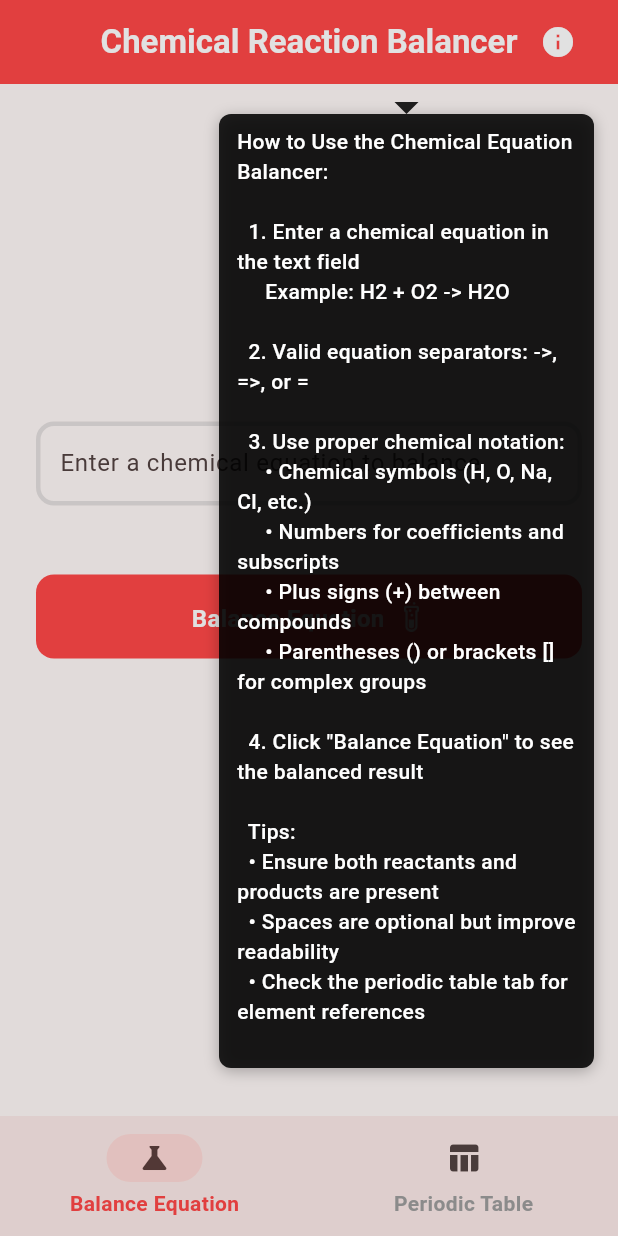
After one commit to OnwukaDaniel/chemical_reaction_balancer, a Flutter app: the screen it shows after launch, after a tap on the "info" icon, on a phone screen of 412 x 824 dp. The commit adds this screen. Run offline on Flutter 3.47's test engine with Material 3 defaults, Android fonts, the light colour scheme and no system bars; our stand-ins replace stacked.

Commit message:
add tooltip to help users understand how to use the app

```diff
--- /dev/null
+++ b/lib/domain/utils/overlay_tooltip_manager.dart
@@ -0,0 +1,289 @@
+import 'package:chemical_reaction_balancer/imports.dart';
+
+class OverlayTooltipManager {
+  static OverlayEntry? _overlayEntry;
+  static bool _isShowing = false;
+
+  static void showTooltip({
+    required BuildContext context,
+    required GlobalKey buttonKey,
+    required String message,
+    Duration? duration,
+    Color? backgroundColor,
+    Color? textColor,
+    double? fontSize,
+    EdgeInsets? padding,
+    BorderRadius? borderRadius,
+    bool showArrow = true,
+    bool autoDismiss = true,
+    TooltipPosition position = TooltipPosition.top,
+  }) {
+    // Hide existing tooltip if showing
+    hideTooltip();
+
+    final RenderBox? renderBox =
+        buttonKey.currentContext?.findRenderObject() as RenderBox?;
+    if (renderBox == null) return;
+
+    final buttonSize = renderBox.size;
+    final buttonPosition = renderBox.localToGlobal(Offset.zero);
+
+    _overlayEntry = OverlayEntry(
+      builder:
+          (context) => OverlayTooltip(
+            buttonPosition: buttonPosition,
+            buttonSize: buttonSize,
+            message: message,
+            backgroundColor: backgroundColor ?? Colors.black87,
+            textColor: textColor ?? Colors.white,
+            fontSize: fontSize ?? 14,
+            padding:
+                padding ??
+                const EdgeInsets.symmetric(horizontal: 12, vertical: 8),
+            borderRadius: borderRadius ?? BorderRadius.circular(8),
+            showArrow: showArrow,
+            position: position,
+            onDismiss: hideTooltip,
+          ),
+    );
+
+    Overlay.of(context).insert(_overlayEntry!);
+    _isShowing = true;
+
+    // Auto-hide after duration
+    if (duration != null && autoDismiss) {
+      Future.delayed(duration, () {
+        hideTooltip();
+      });
+    }
+  }
+
+  static void hideTooltip() {
+    if (_isShowing && _overlayEntry != null) {
+      _overlayEntry!.remove();
+      _overlayEntry = null;
+      _isShowing = false;
+    }
+  }
+
+  static bool get isShowing => _isShowing;
+}
+
+enum TooltipPosition {
+  top,
+  bottom,
+  left,
+  right,
+  topLeft,
+  topRight,
+  bottomLeft,
+  bottomRight,
+}
+
+class OverlayTooltip extends StatefulWidget {
+  final Offset buttonPosition;
+  final Size buttonSize;
+  final String message;
+  final Color backgroundColor;
+  final Color textColor;
+  final double fontSize;
+  final EdgeInsets padding;
+  final BorderRadius borderRadius;
+  final bool showArrow;
+  final TooltipPosition position;
+  final VoidCallback onDismiss;
+
+  const OverlayTooltip({
+    super.key,
+    required this.buttonPosition,
+    required this.buttonSize,
+    required this.message,
+    required this.backgroundColor,
+    required this.textColor,
+    required this.fontSize,
+    required this.padding,
+    required this.borderRadius,
+    required this.showArrow,
+    required this.position,
+    required this.onDismiss,
+  });
+
+  @override
+  State<OverlayTooltip> createState() => _OverlayTooltipState();
+}
+
+class _OverlayTooltipState extends State<OverlayTooltip> {
+  @override
+  Widget build(BuildContext context) {
+    return Material(
+      color: Colors.black.withAlpha(30),
+      child: GestureDetector(
+        onTap: widget.onDismiss,
+        behavior: HitTestBehavior.translucent,
+        child: SizedBox.expand(child: Stack(children: [_buildTooltip()])),
+      ),
+    );
+  }
+
+  Widget _buildTooltip() {
+    final tooltipOffset = _calculateTooltipPosition();
+
+    return Positioned(
+      left: tooltipOffset.dx,
+      top: tooltipOffset.dy,
+      child: Column(
+        mainAxisSize: MainAxisSize.min,
+        children: [
+          if (widget.showArrow && _shouldShowArrowAbove()) _buildArrow(true),
+          Container(
+            constraints: const BoxConstraints(maxWidth: 250),
+            decoration: BoxDecoration(
+              color: widget.backgroundColor,
+              borderRadius: widget.borderRadius,
+              boxShadow: [
+                BoxShadow(
+                  color: Colors.black.withAlpha(70),
+                  blurRadius: 8,
+                  offset: const Offset(0, 2),
+                ),
+              ],
+            ),
+            padding: widget.padding,
+            child: Text(
+              widget.message,
+              style: TextStyle(
+                color: widget.textColor,
+                fontSize: widget.fontSize,
+                fontWeight: FontWeight.w500,
+              ),
+              textAlign: TextAlign.start,
+            ),
+          ),
+          if (widget.showArrow && !_shouldShowArrowAbove())
+            _buildArrow(false),
+        ],
+      ),
+    );
+  }
+
+  Widget _buildArrow(bool pointingDown) {
+    return CustomPaint(
+      size: const Size(16, 8),
+      painter: ArrowPainter(
+        color: widget.backgroundColor,
+        pointingDown: pointingDown,
+      ),
+    );
+  }
+
+  bool _shouldShowArrowAbove() {
+    return widget.position == TooltipPosition.bottom ||
+        widget.position == TooltipPosition.bottomLeft ||
+        widget.position == TooltipPosition.bottomRight;
+  }
+
+  Offset _calculateTooltipPosition() {
+    const tooltipSpacing = 8.0;
+    const arrowHeight = 8.0;
+
+    final screenSize = MediaQuery.of(context).size;
+    final buttonCenter = Offset(
+      widget.buttonPosition.dx + widget.buttonSize.width / 2,
+      widget.buttonPosition.dy + widget.buttonSize.height / 2,
+    );
+
+    double x = 0;
+    double y = 0;
+
+    switch (widget.position) {
+      case TooltipPosition.top:
+        x = buttonCenter.dx - 125; // Assuming max width 250, center it
+        y = widget.buttonPosition.dy - tooltipSpacing - arrowHeight;
+        break;
+      case TooltipPosition.bottom:
+        x = buttonCenter.dx - 125;
+        y =
+            widget.buttonPosition.dy +
+            widget.buttonSize.height +
+            tooltipSpacing +
+            arrowHeight;
+        break;
+      case TooltipPosition.left:
+        x = widget.buttonPosition.dx - 250 - tooltipSpacing;
+        y = buttonCenter.dy - 25; // Approximate tooltip height / 2
+        break;
+      case TooltipPosition.right:
+        x = widget.buttonPosition.dx + widget.buttonSize.width + tooltipSpacing;
+        y = buttonCenter.dy - 25;
+        break;
+      case TooltipPosition.topLeft:
+        x = widget.buttonPosition.dx;
+        y = widget.buttonPosition.dy - tooltipSpacing - arrowHeight;
+        break;
+      case TooltipPosition.topRight:
+        x = widget.buttonPosition.dx + widget.buttonSize.width - 250;
+        y = widget.buttonPosition.dy - tooltipSpacing - arrowHeight;
+        break;
+      case TooltipPosition.bottomLeft:
+        x = widget.buttonPosition.dx;
+        y =
+            widget.buttonPosition.dy +
+            widget.buttonSize.height +
+            tooltipSpacing +
+            arrowHeight;
+        break;
+      case TooltipPosition.bottomRight:
+        x = widget.buttonPosition.dx + widget.buttonSize.width - 250;
+        y =
+            widget.buttonPosition.dy +
+            widget.buttonSize.height +
+            tooltipSpacing +
+            arrowHeight;
+        break;
+    }
+
+    // Ensure tooltip stays within screen bounds
+    x = x.clamp(8.0, screenSize.width - 258); // 250 + 8 padding
+    y = y.clamp(
+      8.0,
+      screenSize.height - 100,
+    ); // Approximate tooltip height + padding
+
+    return Offset(x, y);
+  }
+}
+
+class ArrowPainter extends CustomPainter {
+  final Color color;
+  final bool pointingDown;
+
+  ArrowPainter({required this.color, required this.pointingDown});
+
+  @override
+  void paint(Canvas canvas, Size size) {
+    final paint =
+        Paint()
+          ..color = color
+          ..style = PaintingStyle.fill;
+
+    final path = Path();
+
+    if (pointingDown) {
+      // Arrow pointing down
+      path.moveTo(size.width / 2, size.height);
+      path.lineTo(0, 0);
+      path.lineTo(size.width, 0);
+    } else {
+      // Arrow pointing up
+      path.moveTo(0, size.height);
+      path.lineTo(size.width / 2, 0);
+      path.lineTo(size.width, size.height);
+    }
+
+    path.close();
+    canvas.drawPath(path, paint);
+  }
+
+  @override
+  bool shouldRepaint(covariant CustomPainter oldDelegate) => false;
+}
--- a/lib/domain/utils/strings.dart
+++ b/lib/domain/utils/strings.dart
@@ -1,6 +1,29 @@
 mixin Strings {
   String get appName => 'Chemical Reaction Balancer';
+
   String get balanceEquation => 'Balance Equation';
+
   String get periodicTable => 'Periodic Table';
+
   String get sampleEquation => 'H2SO4 + CaCl -> CaSO4 + HCl';
+  static String balancerInfo = """How to Use the Chemical Equation Balancer:
+
+  1. Enter a chemical equation in the text field
+     Example: H2 + O2 -> H2O
+
+  2. Valid equation separators: ->, =>, or =
+
+  3. Use proper chemical notation:
+     • Chemical symbols (H, O, Na, Cl, etc.)
+     • Numbers for coefficients and subscripts
+     • Plus signs (+) between compounds
+     • Parentheses () or brackets [] for complex groups
+
+  4. Click "Balance Equation" to see the balanced result
+
+  Tips:
+  • Ensure both reactants and products are present
+  • Spaces are optional but improve readability
+  • Check the periodic table tab for element references
+  """;
 }
--- a/lib/presentation/dashboard/balancer_dashboard.dart
+++ b/lib/presentation/dashboard/balancer_dashboard.dart
@@ -28,6 +28,20 @@ class _BalancerDashboardState extends State<BalancerDashboard>
                   fontWeight: FontWeight.bold,
                 ),
               ),
+              actions: [
+                IconButton(
+                  key: model.infoKey,
+                  onPressed:
+                      () => model.showBalanceToolTip(
+                        context,
+                        model.infoKey,
+                        Strings.balancerInfo,
+                        autoDismiss : false
+                      ),
+                  icon: Icon(Icons.info, color: textOnPrimary),
+                ),
+                SizedBox(width: 16),
+              ],
               centerTitle: true,
             ),
             body: Stack(
--- a/lib/presentation/dashboard/viewmodel/dashboard_viewmodel.dart
+++ b/lib/presentation/dashboard/viewmodel/dashboard_viewmodel.dart
@@ -1,9 +1,11 @@
+import 'package:chemical_reaction_balancer/domain/utils/overlay_tooltip_manager.dart';
 import 'package:chemical_reaction_balancer/imports.dart';
 
 class DashboardViewModel extends BaseViewModel {
+  final GlobalKey infoKey = GlobalKey();
   GlobalKey<FormState> formKey = GlobalKey<FormState>();
   TextEditingController equationController = TextEditingController();
-
+  String info = '';
   String displayText = '';
 
   callFormValidator() => formKey.currentState?.validate();
@@ -23,4 +25,21 @@ class DashboardViewModel extends BaseViewModel {
       notifyListeners();
     }
   }
+
+  showBalanceToolTip(
+    BuildContext context,
+    GlobalKey<State<StatefulWidget>> buttonKey,
+    String message, {
+    bool autoDismiss = false,
+  }) {
+    OverlayTooltipManager.showTooltip(
+      buttonKey: buttonKey,
+      context: context,
+      message: message,
+      position: TooltipPosition.bottomRight,
+      duration: const Duration(seconds: 3),
+      showArrow: true,
+      autoDismiss: false,
+    );
+  }
 }
```
